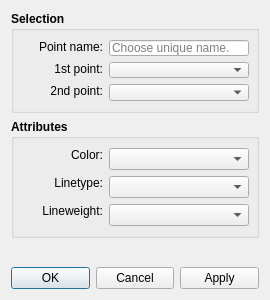
Old version of the form src/libs/vtools/dialogs/tools/point_intersectxy_dialog.ui in the repository FashionFreedom/Seamly2D.
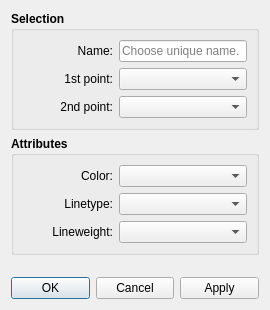
New version of the form. Icons and pictures are not drawn. Custom widgets are drawn as their Qt base class.

What changed in the file:
```diff
--- a/src/libs/vtools/dialogs/tools/point_intersectxy_dialog.ui
+++ b/src/libs/vtools/dialogs/tools/point_intersectxy_dialog.ui
@@ -7,7 +7,7 @@
     <x>0</x>
     <y>0</y>
     <width>270</width>
-    <height>300</height>
+    <height>310</height>
    </rect>
   </property>
   <property name="sizePolicy">
@@ -40,13 +40,12 @@
      <property name="minimumSize">
       <size>
        <width>240</width>
-       <height>60</height>
+       <height>0</height>
       </size>
      </property>
      <property name="font">
       <font>
        <pointsize>9</pointsize>
-       <weight>75</weight>
        <bold>true</bold>
       </font>
      </property>
@@ -56,6 +55,9 @@
      <layout class="QVBoxLayout" name="verticalLayout_2">
       <item>
        <layout class="QFormLayout" name="formLayout">
+        <property name="labelAlignment">
+         <set>Qt::AlignRight|Qt::AlignTrailing|Qt::AlignVCenter</set>
+        </property>
         <item row="0" column="0">
          <widget class="QLabel" name="pointName_Label">
           <property name="sizePolicy">
@@ -66,8 +68,8 @@
           </property>
           <property name="minimumSize">
            <size>
-            <width>80</width>
-            <height>0</height>
+            <width>90</width>
+            <height>22</height>
            </size>
           </property>
           <property name="maximumSize">
@@ -79,12 +81,11 @@
           <property name="font">
            <font>
             <pointsize>9</pointsize>
-            <weight>50</weight>
             <bold>false</bold>
            </font>
           </property>
           <property name="text">
-           <string>Point name:</string>
+           <string>Name:</string>
           </property>
           <property name="alignment">
            <set>Qt::AlignRight|Qt::AlignTrailing|Qt::AlignVCenter</set>
@@ -101,14 +102,13 @@
           </property>
           <property name="minimumSize">
            <size>
-            <width>140</width>
-            <height>0</height>
+            <width>80</width>
+            <height>22</height>
            </size>
           </property>
           <property name="font">
            <font>
             <pointsize>9</pointsize>
-            <weight>50</weight>
             <bold>false</bold>
            </font>
           </property>
@@ -130,8 +130,8 @@
           </property>
           <property name="minimumSize">
            <size>
-            <width>80</width>
-            <height>0</height>
+            <width>90</width>
+            <height>22</height>
            </size>
           </property>
           <property name="maximumSize">
@@ -143,7 +143,6 @@
           <property name="font">
            <font>
             <pointsize>9</pointsize>
-            <weight>50</weight>
             <bold>false</bold>
            </font>
           </property>
@@ -165,14 +164,13 @@
           </property>
           <property name="minimumSize">
            <size>
-            <width>140</width>
-            <height>0</height>
+            <width>80</width>
+            <height>22</height>
            </size>
           </property>
           <property name="font">
            <font>
             <pointsize>9</pointsize>
-            <weight>50</weight>
             <bold>false</bold>
            </font>
           </property>
@@ -188,8 +186,8 @@
           </property>
           <property name="minimumSize">
            <size>
-            <width>80</width>
-            <height>0</height>
+            <width>90</width>
+            <height>22</height>
            </size>
           </property>
           <property name="maximumSize">
@@ -201,7 +199,6 @@
           <property name="font">
            <font>
             <pointsize>9</pointsize>
-            <weight>50</weight>
             <bold>false</bold>
            </font>
           </property>
@@ -223,14 +220,13 @@
           </property>
           <property name="minimumSize">
            <size>
-            <width>140</width>
-            <height>0</height>
+            <width>80</width>
+            <height>22</height>
            </size>
           </property>
           <property name="font">
            <font>
             <pointsize>9</pointsize>
-            <weight>50</weight>
             <bold>false</bold>
            </font>
           </property>
@@ -252,7 +248,6 @@
      <property name="font">
       <font>
        <pointsize>9</pointsize>
-       <weight>75</weight>
        <bold>true</bold>
       </font>
      </property>
@@ -262,6 +257,9 @@
      <layout class="QVBoxLayout" name="verticalLayout_3">
       <item>
        <layout class="QFormLayout" name="formLayout_2">
+        <property name="labelAlignment">
+         <set>Qt::AlignRight|Qt::AlignTrailing|Qt::AlignVCenter</set>
+        </property>
         <item row="1" column="0">
          <widget class="QLabel" name="lineType_Label">
           <property name="sizePolicy">
@@ -272,8 +270,8 @@
           </property>
           <property name="minimumSize">
            <size>
-            <width>80</width>
-            <height>0</height>
+            <width>90</width>
+            <height>22</height>
            </size>
           </property>
           <property name="maximumSize">
@@ -285,7 +283,6 @@
           <property name="font">
            <font>
             <pointsize>9</pointsize>
-            <weight>50</weight>
             <bold>false</bold>
            </font>
           </property>
@@ -307,8 +304,8 @@
           </property>
           <property name="minimumSize">
            <size>
-            <width>140</width>
-            <height>0</height>
+            <width>80</width>
+            <height>22</height>
            </size>
           </property>
           <property name="maximumSize">
@@ -320,7 +317,6 @@
           <property name="font">
            <font>
             <pointsize>9</pointsize>
-            <weight>50</weight>
             <bold>false</bold>
            </font>
           </property>
@@ -336,8 +332,8 @@
           </property>
           <property name="minimumSize">
            <size>
-            <width>80</width>
-            <height>0</height>
+            <width>90</width>
+            <height>22</height>
            </size>
           </property>
           <property name="maximumSize">
@@ -349,7 +345,6 @@
           <property name="font">
            <font>
             <pointsize>9</pointsize>
-            <weight>50</weight>
             <bold>false</bold>
            </font>
           </property>
@@ -371,14 +366,13 @@
           </property>
           <property name="minimumSize">
            <size>
-            <width>140</width>
-            <height>0</height>
+            <width>80</width>
+            <height>22</height>
            </size>
           </property>
           <property name="font">
            <font>
             <pointsize>9</pointsize>
-            <weight>50</weight>
             <bold>false</bold>
            </font>
           </property>
@@ -394,8 +388,8 @@
           </property>
           <property name="minimumSize">
            <size>
-            <width>80</width>
-            <height>0</height>
+            <width>90</width>
+            <height>22</height>
            </size>
           </property>
           <property name="maximumSize">
@@ -407,7 +401,6 @@
           <property name="font">
            <font>
             <pointsize>9</pointsize>
-            <weight>50</weight>
             <bold>false</bold>
            </font>
           </property>
@@ -429,14 +422,13 @@
           </property>
           <property name="minimumSize">
            <size>
-            <width>140</width>
-            <height>0</height>
+            <width>80</width>
+            <height>22</height>
            </size>
           </property>
           <property name="font">
            <font>
             <pointsize>9</pointsize>
-            <weight>50</weight>
             <bold>false</bold>
            </font>
           </property>
```
